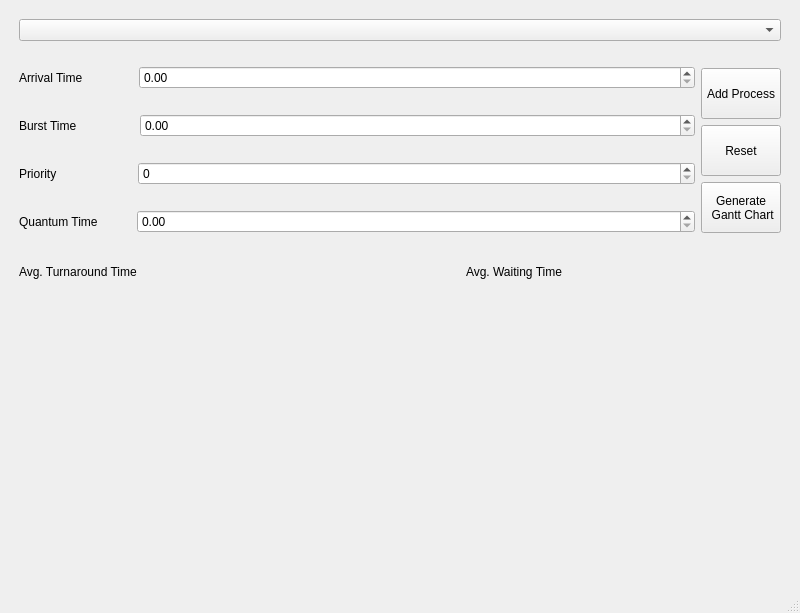
First picture: the form in mainwindow.ui, repository Moatsm-prog/Processor_Scheduler, before the edit.
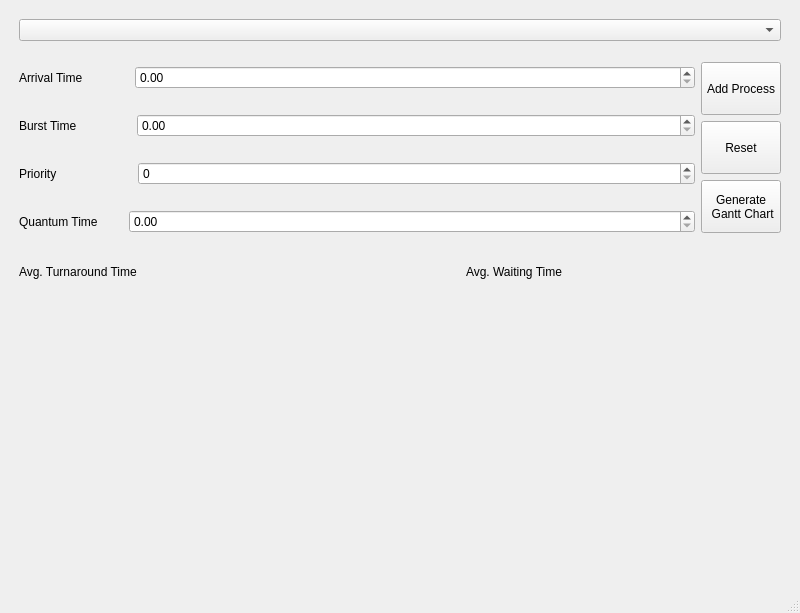
Second picture: the form after the edit.

Commit message: Adjust Layout size

```diff
--- a/mainwindow.ui
+++ b/mainwindow.ui
@@ -107,7 +107,7 @@
                   </property>
                   <property name="sizeHint" stdset="0">
                    <size>
-                    <width>50</width>
+                    <width>46</width>
                     <height>20</height>
                    </size>
                   </property>
@@ -144,7 +144,7 @@
                   </property>
                   <property name="sizeHint" stdset="0">
                    <size>
-                    <width>57</width>
+                    <width>54</width>
                     <height>20</height>
                    </size>
                   </property>
@@ -230,7 +230,7 @@
                   </property>
                   <property name="sizeHint" stdset="0">
                    <size>
-                    <width>33</width>
+                    <width>25</width>
                     <height>20</height>
                    </size>
                   </property>
@@ -257,8 +257,8 @@
               </property>
               <property name="sizeHint" stdset="0">
                <size>
-                <width>39</width>
-                <height>21</height>
+                <width>2</width>
+                <height>15</height>
                </size>
               </property>
              </spacer>
@@ -271,6 +271,12 @@
                 <verstretch>0</verstretch>
                </sizepolicy>
               </property>
+              <property name="minimumSize">
+               <size>
+                <width>0</width>
+                <height>40</height>
+               </size>
+              </property>
               <property name="text">
                <string>Add Process</string>
               </property>
@@ -284,6 +290,12 @@
                 <verstretch>0</verstretch>
                </sizepolicy>
               </property>
+              <property name="minimumSize">
+               <size>
+                <width>0</width>
+                <height>40</height>
+               </size>
+              </property>
               <property name="text">
                <string>Reset</string>
               </property>
@@ -297,6 +309,12 @@
                 <verstretch>0</verstretch>
                </sizepolicy>
               </property>
+              <property name="minimumSize">
+               <size>
+                <width>0</width>
+                <height>40</height>
+               </size>
+              </property>
               <property name="text">
                <string>Generate 
  Gantt Chart</string>
@@ -346,12 +364,21 @@
               <verstretch>0</verstretch>
              </sizepolicy>
             </property>
+            <property name="minimumSize">
+             <size>
+              <width>0</width>
+              <height>20</height>
+             </size>
+            </property>
             <property name="autoFillBackground">
              <bool>false</bool>
             </property>
             <property name="text">
              <string/>
             </property>
+            <property name="alignment">
+             <set>Qt::AlignCenter</set>
+            </property>
            </widget>
           </item>
           <item>
@@ -391,9 +418,18 @@
               <verstretch>0</verstretch>
              </sizepolicy>
             </property>
+            <property name="minimumSize">
+             <size>
+              <width>0</width>
+              <height>20</height>
+             </size>
+            </property>
             <property name="text">
              <string/>
             </property>
+            <property name="alignment">
+             <set>Qt::AlignCenter</set>
+            </property>
            </widget>
           </item>
          </layout>
```
The commit also changes 2 other files.
